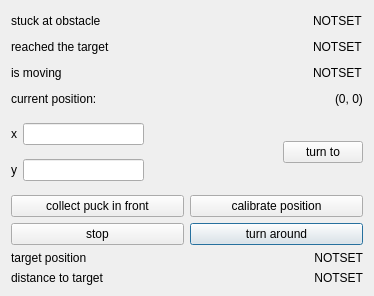
Old version of the form layer/view/view.ui in the repository benediktibk/robohockey.
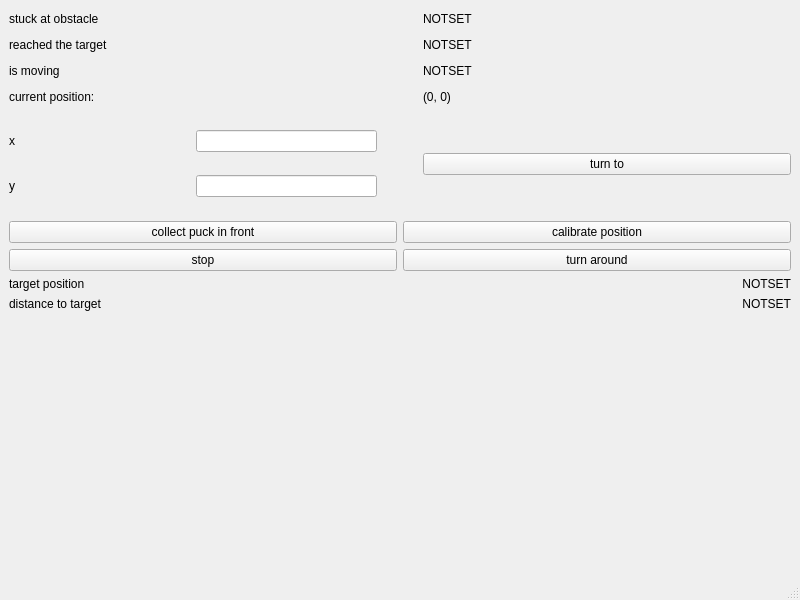
New version of the form.

Commit message: merged user interfaces introduced QMainWindow

Diff of the .ui file:
```diff
--- a/layer/view/view.ui
+++ b/layer/view/view.ui
@@ -1,85 +1,23 @@
 <?xml version="1.0" encoding="UTF-8"?>
 <ui version="4.0">
  <class>View</class>
- <widget class="QDialog" name="View">
+ <widget class="QMainWindow" name="View">
   <property name="geometry">
    <rect>
     <x>0</x>
     <y>0</y>
-    <width>374</width>
-    <height>296</height>
+    <width>800</width>
+    <height>600</height>
    </rect>
   </property>
   <property name="windowTitle">
    <string>actions</string>
   </property>
-  <layout class="QGridLayout" name="gridLayout">
-   <item row="0" column="0">
-    <layout class="QGridLayout" name="mainLayout">
-     <item row="1" column="0">
-      <layout class="QHBoxLayout" name="reachedTargetLayout">
+  <widget class="QWidget" name="centralwidget">
+   <layout class="QHBoxLayout" name="horizontalLayout_2">
        <item>
-        <widget class="QLabel" name="reachedTargetLabel">
-         <property name="text">
-          <string>reached the target</string>
-         </property>
-        </widget>
-       </item>
+     <layout class="QVBoxLayout" name="leftLayout">
        <item>
-        <spacer name="reachedTargetSpacer">
-         <property name="orientation">
-          <enum>Qt::Horizontal</enum>
-         </property>
-         <property name="sizeHint" stdset="0">
-          <size>
-           <width>40</width>
-           <height>20</height>
-          </size>
-         </property>
-        </spacer>
-       </item>
-       <item>
-        <widget class="QLabel" name="reachedTarget">
-         <property name="text">
-          <string>NOTSET</string>
-         </property>
-        </widget>
-       </item>
-      </layout>
-     </item>
-     <item row="5" column="0">
-      <layout class="QGridLayout" name="actionsLayout">
-       <item row="1" column="1">
-        <widget class="QPushButton" name="turnAround">
-         <property name="text">
-          <string>turn around</string>
-         </property>
-        </widget>
-       </item>
-       <item row="0" column="1">
-        <widget class="QPushButton" name="calibratePosition">
-         <property name="text">
-          <string>calibrate position</string>
-         </property>
-        </widget>
-       </item>
-       <item row="0" column="0">
-        <widget class="QPushButton" name="collectPuckInFront">
-         <property name="text">
-          <string>collect puck in front</string>
-         </property>
-        </widget>
-       </item>
-       <item row="1" column="0">
-        <widget class="QPushButton" name="stop">
-         <property name="text">
-          <string>stop</string>
-         </property>
-        </widget>
-       </item>
-      </layout>
-     </item>
-     <item row="0" column="0">
       <layout class="QHBoxLayout" name="stuckAtObstacleLayout">
        <item>
         <widget class="QLabel" name="stuckAtObstacleLabel">
@@ -93,6 +31,9 @@
          <property name="orientation">
           <enum>Qt::Horizontal</enum>
          </property>
+          <property name="sizeType">
+           <enum>QSizePolicy::Fixed</enum>
+          </property>
          <property name="sizeHint" stdset="0">
           <size>
            <width>40</width>
@@ -110,10 +51,50 @@
        </item>
       </layout>
      </item>
-     <item row="2" column="0">
+      <item>
+       <layout class="QHBoxLayout" name="reachedTargetLayout">
+        <item>
+         <widget class="QLabel" name="reachedTargetLabel">
+          <property name="text">
+           <string>reached the target</string>
+          </property>
+         </widget>
+        </item>
+        <item>
+         <spacer name="reachedTargetSpacer">
+          <property name="orientation">
+           <enum>Qt::Horizontal</enum>
+          </property>
+          <property name="sizeType">
+           <enum>QSizePolicy::Fixed</enum>
+          </property>
+          <property name="sizeHint" stdset="0">
+           <size>
+            <width>40</width>
+            <height>20</height>
+           </size>
+          </property>
+         </spacer>
+        </item>
+        <item>
+         <widget class="QLabel" name="reachedTarget">
+          <property name="text">
+           <string>NOTSET</string>
+          </property>
+         </widget>
+        </item>
+       </layout>
+      </item>
+      <item>
       <layout class="QHBoxLayout" name="isMovingLayout">
        <item>
         <widget class="QLabel" name="isMovingLabel">
+          <property name="sizePolicy">
+           <sizepolicy hsizetype="Minimum" vsizetype="Minimum">
+            <horstretch>0</horstretch>
+            <verstretch>0</verstretch>
+           </sizepolicy>
+          </property>
          <property name="text">
           <string>is moving</string>
          </property>
@@ -124,6 +105,9 @@
          <property name="orientation">
           <enum>Qt::Horizontal</enum>
          </property>
+          <property name="sizeType">
+           <enum>QSizePolicy::Fixed</enum>
+          </property>
          <property name="sizeHint" stdset="0">
           <size>
            <width>40</width>
@@ -134,6 +118,12 @@
        </item>
        <item>
         <widget class="QLabel" name="isMoving">
+          <property name="sizePolicy">
+           <sizepolicy hsizetype="Minimum" vsizetype="Minimum">
+            <horstretch>0</horstretch>
+            <verstretch>0</verstretch>
+           </sizepolicy>
+          </property>
          <property name="text">
           <string>NOTSET</string>
          </property>
@@ -141,7 +131,53 @@
        </item>
       </layout>
      </item>
-     <item row="4" column="0">
+      <item>
+       <layout class="QHBoxLayout" name="currentPositionLayout">
+        <item>
+         <widget class="QLabel" name="currentPositionLabel">
+          <property name="sizePolicy">
+           <sizepolicy hsizetype="Minimum" vsizetype="Minimum">
+            <horstretch>0</horstretch>
+            <verstretch>0</verstretch>
+           </sizepolicy>
+          </property>
+          <property name="text">
+           <string>current position:</string>
+          </property>
+         </widget>
+        </item>
+        <item>
+         <spacer name="horizontalSpacer">
+          <property name="orientation">
+           <enum>Qt::Horizontal</enum>
+          </property>
+          <property name="sizeType">
+           <enum>QSizePolicy::Fixed</enum>
+          </property>
+          <property name="sizeHint" stdset="0">
+           <size>
+            <width>40</width>
+            <height>20</height>
+           </size>
+          </property>
+         </spacer>
+        </item>
+        <item>
+         <widget class="QLabel" name="currentPosition">
+          <property name="sizePolicy">
+           <sizepolicy hsizetype="Minimum" vsizetype="Minimum">
+            <horstretch>0</horstretch>
+            <verstretch>0</verstretch>
+           </sizepolicy>
+          </property>
+          <property name="text">
+           <string>(0, 0)</string>
+          </property>
+         </widget>
+        </item>
+       </layout>
+      </item>
+      <item>
       <layout class="QHBoxLayout" name="horizontalLayout">
        <item>
         <layout class="QGridLayout" name="turnToLayout">
@@ -153,7 +189,14 @@
           </widget>
          </item>
          <item row="0" column="1">
-          <widget class="QLineEdit" name="turnToEditX"/>
+           <widget class="QLineEdit" name="turnToEditX">
+            <property name="sizePolicy">
+             <sizepolicy hsizetype="Preferred" vsizetype="Fixed">
+              <horstretch>0</horstretch>
+              <verstretch>0</verstretch>
+             </sizepolicy>
+            </property>
+           </widget>
          </item>
          <item row="0" column="0">
           <widget class="QLabel" name="turnToLabelX">
@@ -163,7 +206,14 @@
           </widget>
          </item>
          <item row="1" column="1">
-          <widget class="QLineEdit" name="turnToEditY"/>
+           <widget class="QLineEdit" name="turnToEditY">
+            <property name="sizePolicy">
+             <sizepolicy hsizetype="Preferred" vsizetype="Fixed">
+              <horstretch>0</horstretch>
+              <verstretch>0</verstretch>
+             </sizepolicy>
+            </property>
+           </widget>
          </item>
         </layout>
        </item>
@@ -172,6 +222,9 @@
          <property name="orientation">
           <enum>Qt::Horizontal</enum>
          </property>
+          <property name="sizeType">
+           <enum>QSizePolicy::Minimum</enum>
+          </property>
          <property name="sizeHint" stdset="0">
           <size>
            <width>40</width>
@@ -187,6 +240,9 @@
            <property name="orientation">
             <enum>Qt::Vertical</enum>
            </property>
+            <property name="sizeType">
+             <enum>QSizePolicy::Minimum</enum>
+            </property>
            <property name="sizeHint" stdset="0">
             <size>
              <width>20</width>
@@ -207,6 +263,9 @@
            <property name="orientation">
             <enum>Qt::Vertical</enum>
            </property>
+            <property name="sizeType">
+             <enum>QSizePolicy::Minimum</enum>
+            </property>
            <property name="sizeHint" stdset="0">
             <size>
              <width>20</width>
@@ -219,38 +278,39 @@
        </item>
       </layout>
      </item>
-     <item row="3" column="0">
-      <layout class="QHBoxLayout" name="currentPositionLayout">
        <item>
-        <widget class="QLabel" name="currentPositionLabel">
+       <layout class="QGridLayout" name="actionsLayout">
+        <item row="1" column="1">
+         <widget class="QPushButton" name="turnAround">
          <property name="text">
-          <string>current position:</string>
+           <string>turn around</string>
          </property>
         </widget>
        </item>
-       <item>
-        <spacer name="horizontalSpacer">
-         <property name="orientation">
-          <enum>Qt::Horizontal</enum>
-         </property>
-         <property name="sizeHint" stdset="0">
-          <size>
-           <width>40</width>
-           <height>20</height>
-          </size>
-         </property>
-        </spacer>
-       </item>
-       <item>
-        <widget class="QLabel" name="currentPosition">
+        <item row="0" column="1">
+         <widget class="QPushButton" name="calibratePosition">
+          <property name="text">
+           <string>calibrate position</string>
+          </property>
+         </widget>
+        </item>
+        <item row="0" column="0">
+         <widget class="QPushButton" name="collectPuckInFront">
+          <property name="text">
+           <string>collect puck in front</string>
+          </property>
+         </widget>
+        </item>
+        <item row="1" column="0">
+         <widget class="QPushButton" name="stop">
          <property name="text">
-          <string>(0, 0)</string>
+           <string>stop</string>
          </property>
         </widget>
        </item>
       </layout>
      </item>
-     <item row="8" column="0" rowspan="2">
+      <item>
       <layout class="QGridLayout" name="targetLayout">
        <item row="1" column="0">
         <widget class="QLabel" name="targetPositionLabel">
@@ -288,9 +348,34 @@
        </item>
       </layout>
      </item>
+      <item>
+       <spacer name="verticalSpacer">
+        <property name="orientation">
+         <enum>Qt::Vertical</enum>
+        </property>
+        <property name="sizeHint" stdset="0">
+         <size>
+          <width>20</width>
+          <height>40</height>
+         </size>
+        </property>
+       </spacer>
+      </item>
     </layout>
    </item>
   </layout>
+  </widget>
+  <widget class="QMenuBar" name="menubar">
+   <property name="geometry">
+    <rect>
+     <x>0</x>
+     <y>0</y>
+     <width>800</width>
+     <height>25</height>
+    </rect>
+   </property>
+  </widget>
+  <widget class="QStatusBar" name="statusbar"/>
  </widget>
  <resources/>
  <connections/>
```
Left out of the diff: 2 changed lines with no effect on the pictures. Lines whose indentation alone changed are shown as unchanged. The commit also changes 4 other files.
